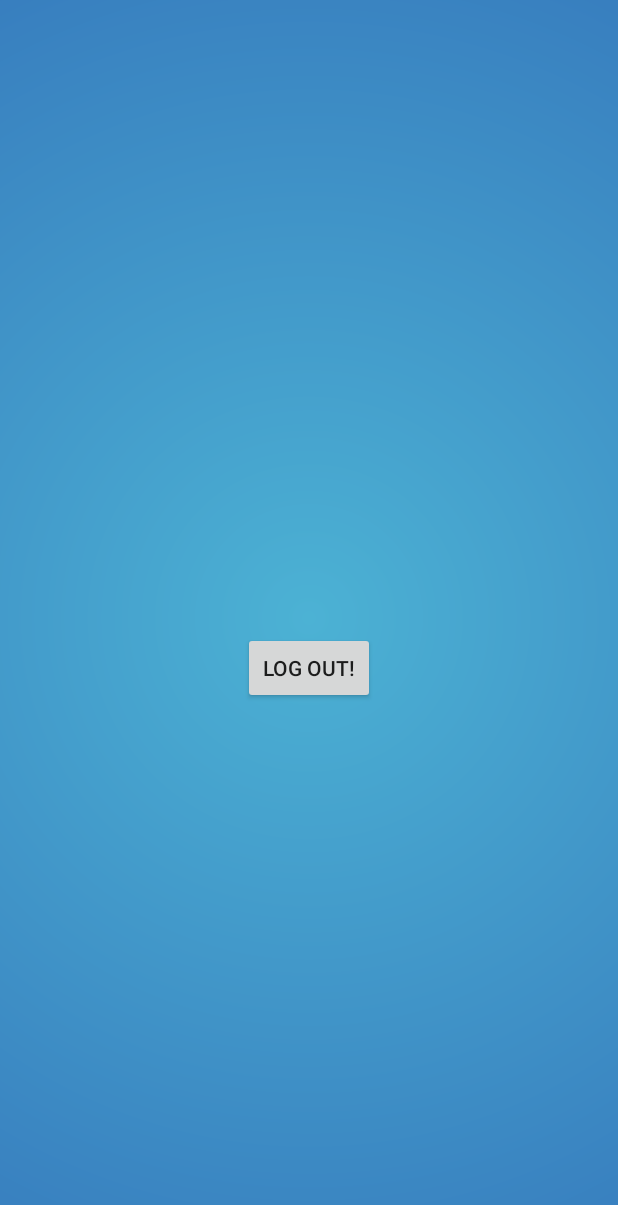
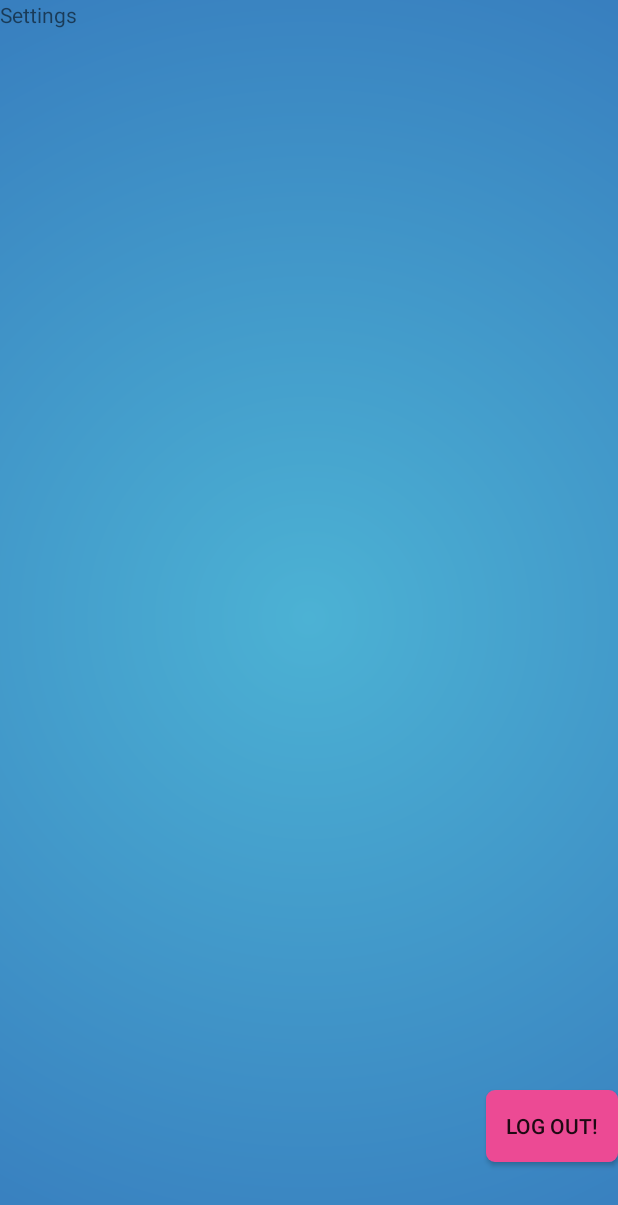
Before and after one commit to Collinsnyamao/Year-3-Medex-Part-III, an Android app: the layout activity_home.xml on its own in the app's theme, with its tools: preview values and no code run, on a phone screen of 412 x 824 dp. Shown: the top 1205 px of the screen. Run offline under Robolectric (Android 15) with nearby library versions, the phone set to English and light mode, and no system bars.

Commit message:
Modified with webview

```diff
--- a/app/src/main/AndroidManifest.xml
+++ b/app/src/main/AndroidManifest.xml
@@ -31,7 +31,8 @@
             android:name=".FirebaseDB"
             android:label="@string/title_activity_firebase_db"
             android:theme="@style/AppTheme.NoActionBar" />
-        <activity android:name=".HomeActivity"></activity>
+        <activity android:name=".HomeActivity" />
+        <activity android:name=".WebMD"></activity>
     </application>
 
 </manifest>
--- a/app/src/main/res/layout/activity_home.xml
+++ b/app/src/main/res/layout/activity_home.xml
@@ -9,19 +9,27 @@
     <TextView
         android:layout_width="wrap_content"
         android:layout_height="wrap_content"
-        android:layout_centerHorizontal="true"
-        android:layout_centerVertical="true"
+        android:id="@+id/laftof"
+        android:text="@string/action_settings"
+        />
+    <TextView
+        android:layout_width="wrap_content"
+        android:layout_height="wrap_content"
         android:id="@+id/dbtest1"
+        android:paddingLeft="20dp"
+        android:layout_toRightOf="@+id/laftof"
         />
 
     <Button
+        android:id="@+id/lgt"
         android:layout_width="wrap_content"
         android:layout_height="wrap_content"
-        android:layout_below="@+id/dbtest1"
-        android:layout_centerVertical="true"
-        android:layout_centerHorizontal="true"
+        android:layout_alignParentBottom="true"
+        android:layout_alignParentEnd="true"
+        android:layout_alignParentRight="true"
+        android:layout_marginBottom="49dp"
         android:text="LOG OUT!"
-        android:id="@+id/lgt"
+        android:background="@drawable/bg_button_rounded"
         />
 
 </RelativeLayout>
```
Also changed, not shown: app/src/main/java/ke/co/comsterhomes/www/firebase24/HomeActivity.java (+15 -0 lines), app/src/main/java/ke/co/comsterhomes/www/firebase24/LoginActivity.java (+2 -6 lines), app/src/main/java/ke/co/comsterhomes/www/firebase24/WebMD.java (added, +39 -0 lines), app/src/main/java/ke/co/comsterhomes/www/firebase24/myWebViewClient.java (added, +36 -0 lines), app/src/main/res/layout/activity_web_md.xml (added, +11 -0 lines).
